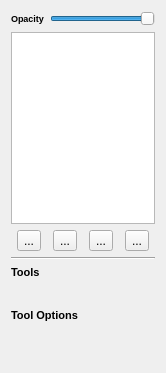
Oli4/oat, file oat/views/ui/ui_scene_tab.ui: the form before one commit.
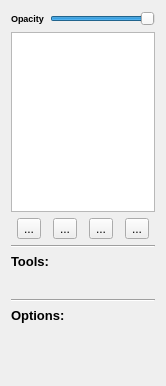
The form after the commit. Icons and pictures are not drawn.

Commit message: improved Spline options and control point optimization

The edit to the form file:
```diff
--- a/oat/views/ui/ui_scene_tab.ui
+++ b/oat/views/ui/ui_scene_tab.ui
@@ -7,7 +7,7 @@
     <x>0</x>
     <y>0</y>
     <width>166</width>
-    <height>373</height>
+    <height>386</height>
    </rect>
   </property>
   <property name="windowTitle">
@@ -192,13 +192,13 @@
         </property>
         <property name="font">
          <font>
-          <pointsize>8</pointsize>
+          <pointsize>10</pointsize>
           <weight>75</weight>
           <bold>true</bold>
          </font>
         </property>
         <property name="text">
-         <string>Tools</string>
+         <string>Tools:</string>
         </property>
         <property name="alignment">
          <set>Qt::AlignLeading|Qt::AlignLeft|Qt::AlignVCenter</set>
@@ -216,6 +216,13 @@
         <layout class="QGridLayout" name="gridLayout"/>
        </widget>
       </item>
+      <item>
+       <widget class="Line" name="line_2">
+        <property name="orientation">
+         <enum>Qt::Horizontal</enum>
+        </property>
+       </widget>
+      </item>
       <item>
        <widget class="QLabel" name="optionsLabel">
         <property name="minimumSize">
@@ -226,13 +233,13 @@
         </property>
         <property name="font">
          <font>
-          <pointsize>8</pointsize>
+          <pointsize>10</pointsize>
           <weight>75</weight>
           <bold>true</bold>
          </font>
         </property>
         <property name="text">
-         <string>Tool Options</string>
+         <string>Options:</string>
         </property>
         <property name="alignment">
          <set>Qt::AlignLeading|Qt::AlignLeft|Qt::AlignVCenter</set>
@@ -253,6 +260,19 @@
      </layout>
     </widget>
    </item>
+   <item>
+    <spacer name="verticalSpacer">
+     <property name="orientation">
+      <enum>Qt::Vertical</enum>
+     </property>
+     <property name="sizeHint" stdset="0">
+      <size>
+       <width>20</width>
+       <height>40</height>
+      </size>
+     </property>
+    </spacer>
+   </item>
   </layout>
  </widget>
  <resources>
```
The commit also changes 12 other files.
